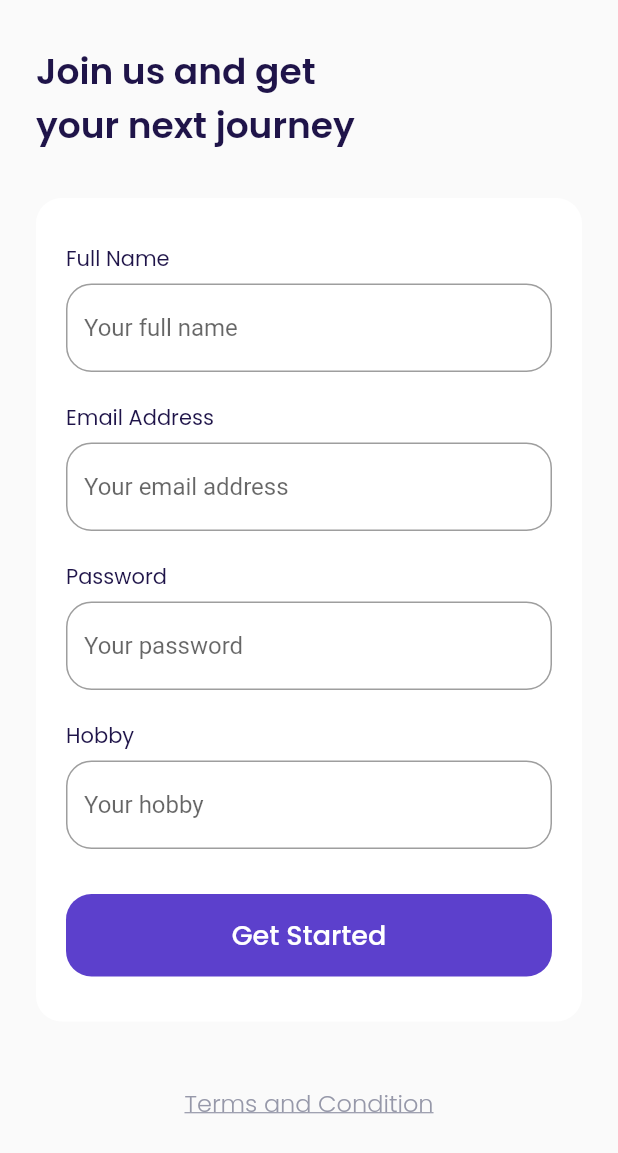
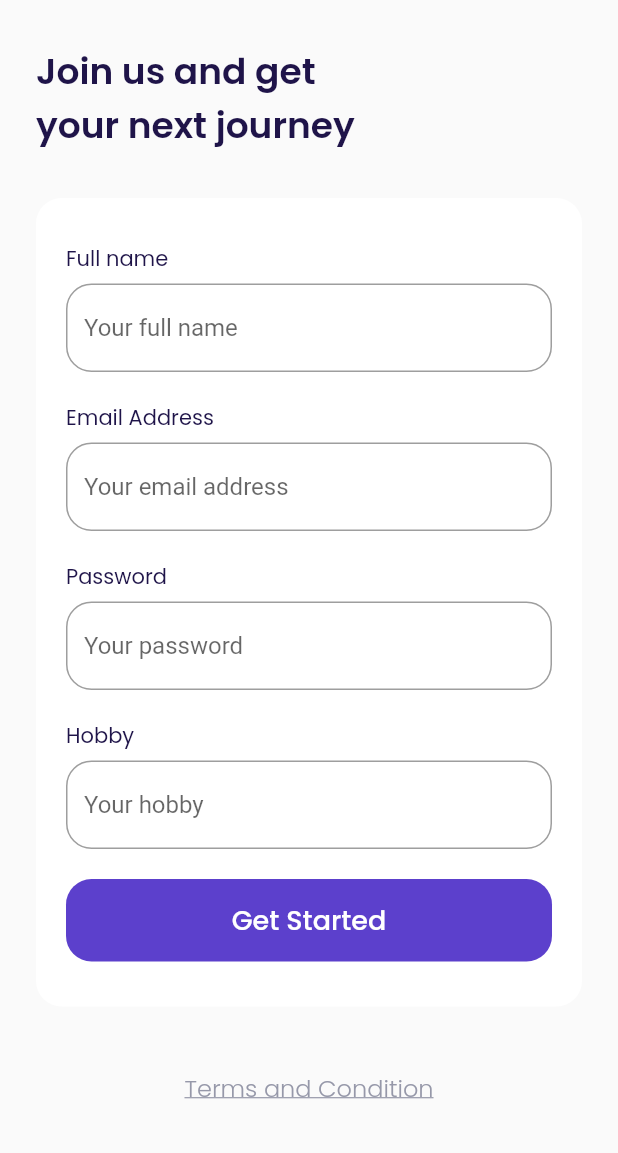
Before and after one commit to rafidmuhammad/travel_app, a Flutter app: the SignUp screen opened by its route, on a phone screen of 412 x 824 dp. Shown: the top 1153 px of the screen. Run offline on Flutter 3.47's test engine with Material 2 defaults, Android fonts, the phone set to English and light mode, and no system bars; our stand-ins replace google_fonts.

```diff
--- a/lib/shared/theme.dart
+++ b/lib/shared/theme.dart
@@ -15,6 +15,7 @@ Color inactivecolor = const Color(0xFFDBD7EC);
 Color transparentColor = Colors.transparent;
 Color unavailableColor = const Color(0xFFEBECF1);
 Color availableColor = const Color(0xFFE0D9FF);
+Color yellowColor = const Color(0xffFFA235);
 
 TextStyle blackTextStyle = GoogleFonts.poppins(color: textcolor);
 TextStyle whiteTextStyle = GoogleFonts.poppins(color: whitecolor);
--- a/lib/ui/pages/sign_up.dart
+++ b/lib/ui/pages/sign_up.dart
@@ -1,6 +1,7 @@
 import 'package:flutter/material.dart';
 import 'package:new_flutter_app/shared/theme.dart';
 import 'package:new_flutter_app/ui/widgets/custom_button.dart';
+import 'package:new_flutter_app/ui/widgets/custom_text_field.dart';
 
 class SignUp extends StatelessWidget {
   const SignUp({super.key});
@@ -19,66 +20,6 @@ class SignUp extends StatelessWidget {
     }
 
     Widget inputSection() {
-      Widget fullNameInput() {
-        return Container(
-          margin: const EdgeInsets.only(bottom: 20),
-          child: Column(
-            crossAxisAlignment: CrossAxisAlignment.start,
-            children: [
-              Text(
-                "Full Name",
-                style:
-                    blackTextStyle.copyWith(fontSize: 14, fontWeight: regular),
-              ),
-              const SizedBox(
-                height: 6,
-              ),
-              TextFormField(
-                cursorColor: textcolor,
-                decoration: InputDecoration(
-                  hintText: 'Your full name',
-                  border: OutlineInputBorder(
-                      borderRadius: BorderRadius.circular(defaultRadius)),
-                  focusedBorder: OutlineInputBorder(
-                      borderRadius: BorderRadius.circular(defaultRadius),
-                      borderSide: BorderSide(color: primarycolor)),
-                ),
-              ),
-            ],
-          ),
-        );
-      }
-
-      Widget emailInput() {
-        return Container(
-          margin: const EdgeInsets.only(bottom: 20),
-          child: Column(
-            crossAxisAlignment: CrossAxisAlignment.start,
-            children: [
-              Text(
-                "Email Address",
-                style:
-                    blackTextStyle.copyWith(fontSize: 14, fontWeight: regular),
-              ),
-              const SizedBox(
-                height: 6,
-              ),
-              TextFormField(
-                cursorColor: textcolor,
-                decoration: InputDecoration(
-                  hintText: 'Your email address',
-                  border: OutlineInputBorder(
-                      borderRadius: BorderRadius.circular(defaultRadius)),
-                  focusedBorder: OutlineInputBorder(
-                      borderRadius: BorderRadius.circular(defaultRadius),
-                      borderSide: BorderSide(color: primarycolor)),
-                ),
-              ),
-            ],
-          ),
-        );
-      }
-
       Widget password() {
         return Container(
           margin: const EdgeInsets.only(bottom: 20),
@@ -110,36 +51,6 @@ class SignUp extends StatelessWidget {
         );
       }
 
-      Widget hobbyInput() {
-        return Container(
-          margin: const EdgeInsets.only(bottom: 30),
-          child: Column(
-            crossAxisAlignment: CrossAxisAlignment.start,
-            children: [
-              Text(
-                "Hobby",
-                style:
-                    blackTextStyle.copyWith(fontSize: 14, fontWeight: regular),
-              ),
-              const SizedBox(
-                height: 6,
-              ),
-              TextFormField(
-                cursorColor: textcolor,
-                decoration: InputDecoration(
-                  hintText: 'Your hobby',
-                  border: OutlineInputBorder(
-                      borderRadius: BorderRadius.circular(defaultRadius)),
-                  focusedBorder: OutlineInputBorder(
-                      borderRadius: BorderRadius.circular(defaultRadius),
-                      borderSide: BorderSide(color: primarycolor)),
-                ),
-              ),
-            ],
-          ),
-        );
-      }
-
       Widget button() {
         return CustomButton(
             onPressed: () {
@@ -156,10 +67,15 @@ class SignUp extends StatelessWidget {
             borderRadius: BorderRadius.circular(defaultRadius)),
         child: Column(
           children: [
-            fullNameInput(),
-            emailInput(),
-            password(),
-            hobbyInput(),
+            CustomTextField(
+              title: "Full name",
+            ),
+            CustomTextField(title: "Email Address"),
+            CustomTextField(
+              title: "Password",
+              isObscure: true,
+            ),
+            CustomTextField(title: "Hobby"),
             button(),
           ],
         ),
--- /dev/null
+++ b/lib/ui/widgets/custom_text_field.dart
@@ -0,0 +1,41 @@
+import 'package:flutter/material.dart';
+import 'package:new_flutter_app/shared/theme.dart';
+
+class CustomTextField extends StatelessWidget {
+  final String title;
+  final bool isObscure;
+
+  const CustomTextField(
+      {super.key, required this.title, this.isObscure = false});
+
+  @override
+  Widget build(BuildContext context) {
+    return Container(
+      margin: const EdgeInsets.only(bottom: 20),
+      child: Column(
+        crossAxisAlignment: CrossAxisAlignment.start,
+        children: [
+          Text(
+            title,
+            style: blackTextStyle.copyWith(fontSize: 14, fontWeight: regular),
+          ),
+          const SizedBox(
+            height: 6,
+          ),
+          TextFormField(
+            obscureText: isObscure,
+            cursorColor: textcolor,
+            decoration: InputDecoration(
+              hintText: "Your ${title.toLowerCase()}",
+              border: OutlineInputBorder(
+                  borderRadius: BorderRadius.circular(defaultRadius)),
+              focusedBorder: OutlineInputBorder(
+                  borderRadius: BorderRadius.circular(defaultRadius),
+                  borderSide: BorderSide(color: primarycolor)),
+            ),
+          ),
+        ],
+      ),
+    );
+  }
+}
```
Also changed, not shown: lib/ui/pages/home_page.dart (added, +72 -0 lines), lib/ui/pages/main_page.dart (+6 -1 lines), lib/ui/pages/success_checkout.dart (added, +45 -0 lines), lib/ui/widgets/destination_card.dart (added, +81 -0 lines).
